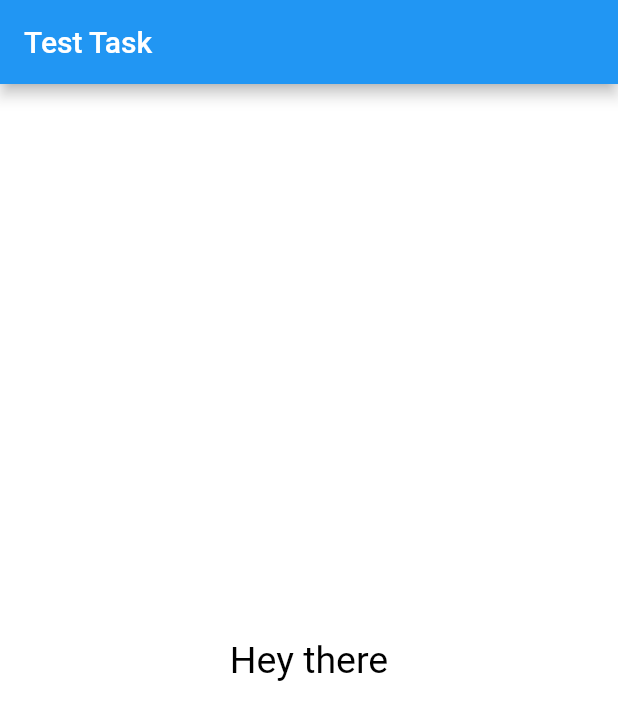
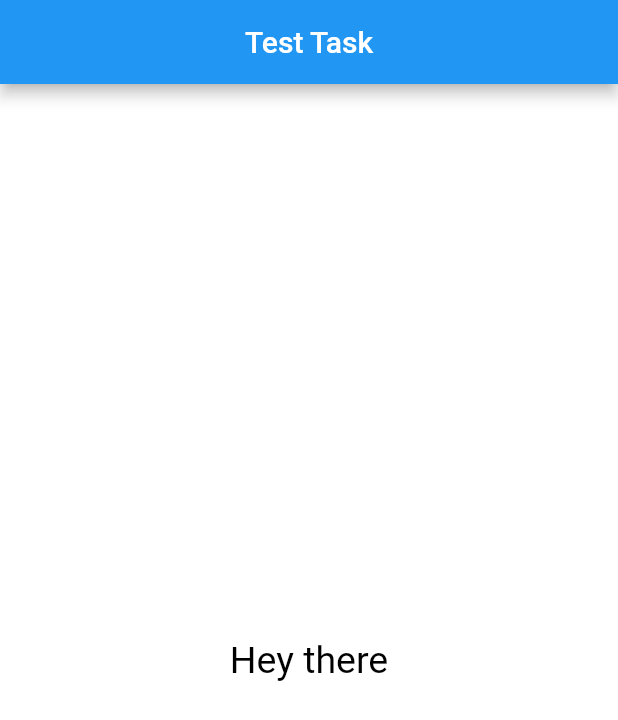
Before and after one commit to PauloSTDev/hey_there, a Flutter app: the screen it shows after launch, on a phone screen of 412 x 824 dp. Shown: the top 720 px of the screen. Run offline on Flutter 3.47's test engine with Material 2 defaults, Android fonts, the phone set to English and light mode, and no system bars.

```diff
--- a/lib/main.dart
+++ b/lib/main.dart
@@ -14,7 +14,7 @@
       theme: ThemeData(
         primarySwatch: Colors.blue,
       ),
-      home: HomePageScreen(),
+      home: HomePageScreen(title: "Test Task"),
     );
   }
 }
--- a/lib/screens/home_page_screen.dart
+++ b/lib/screens/home_page_screen.dart
@@ -3,6 +3,10 @@ import 'package:flutter/material.dart';
 
 /// Screen where we will see Randomly Background Color
 class HomePageScreen extends StatefulWidget {
+  final String title;
+
+  const HomePageScreen({super.key, required this.title});
+
   @override
   State<HomePageScreen> createState() => _HomePageScreenState();
 }
@@ -48,15 +52,20 @@ class _HomePageScreenState extends State<HomePageScreen> {
 
   @override
   Widget build(BuildContext context) {
-    return GestureDetector(
+    return MaterialApp(
+      home: GestureDetector(
         onTap: () => updateColor(),
         child: Scaffold(
           appBar: AppBar(
-          title: const Text("Test Task"),
+            title: Text(
+              widget.title,
+            ),
+            centerTitle: true,
           ),
           body: DecoratedBox(
             decoration: BoxDecoration(
-            color: Color.fromARGB(colorAlpha, colorRed, colorGreen, colorBlue),
+              color:
+                  Color.fromARGB(colorAlpha, colorRed, colorGreen, colorBlue),
             ),
             child: Center(
               child: Text(
@@ -66,6 +75,7 @@ class _HomePageScreenState extends State<HomePageScreen> {
             ),
           ),
         ),
+      ),
     );
   }
 }
```
Also changed, not shown: 1 other file. Lines whose indentation alone changed are shown as unchanged.
